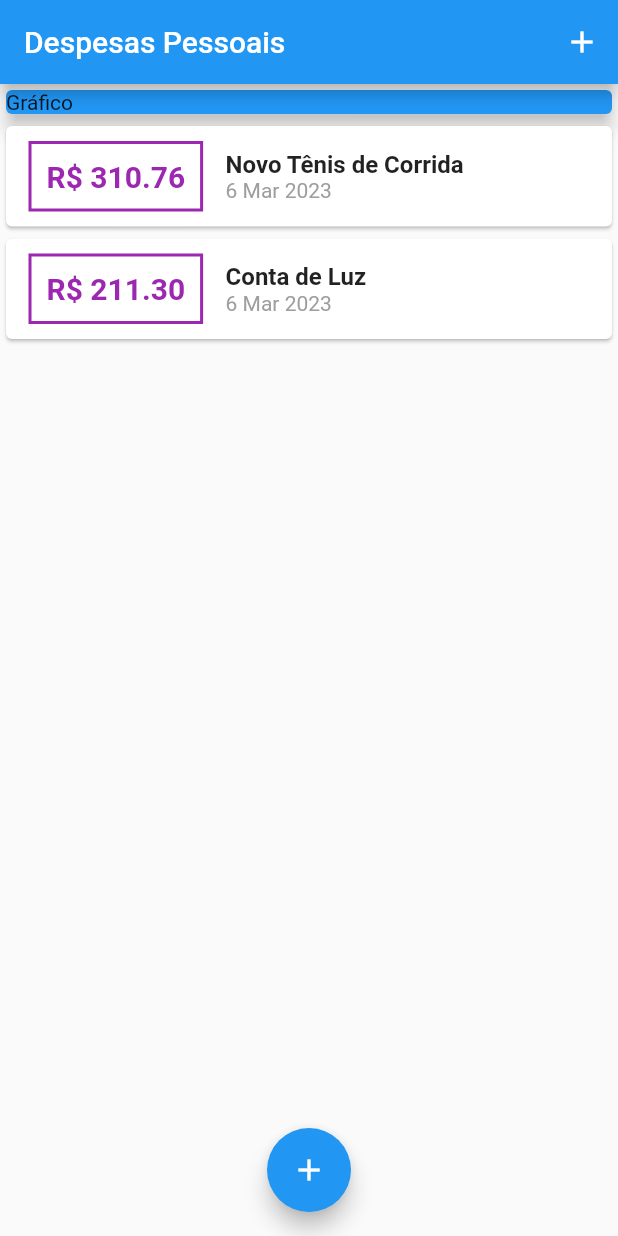
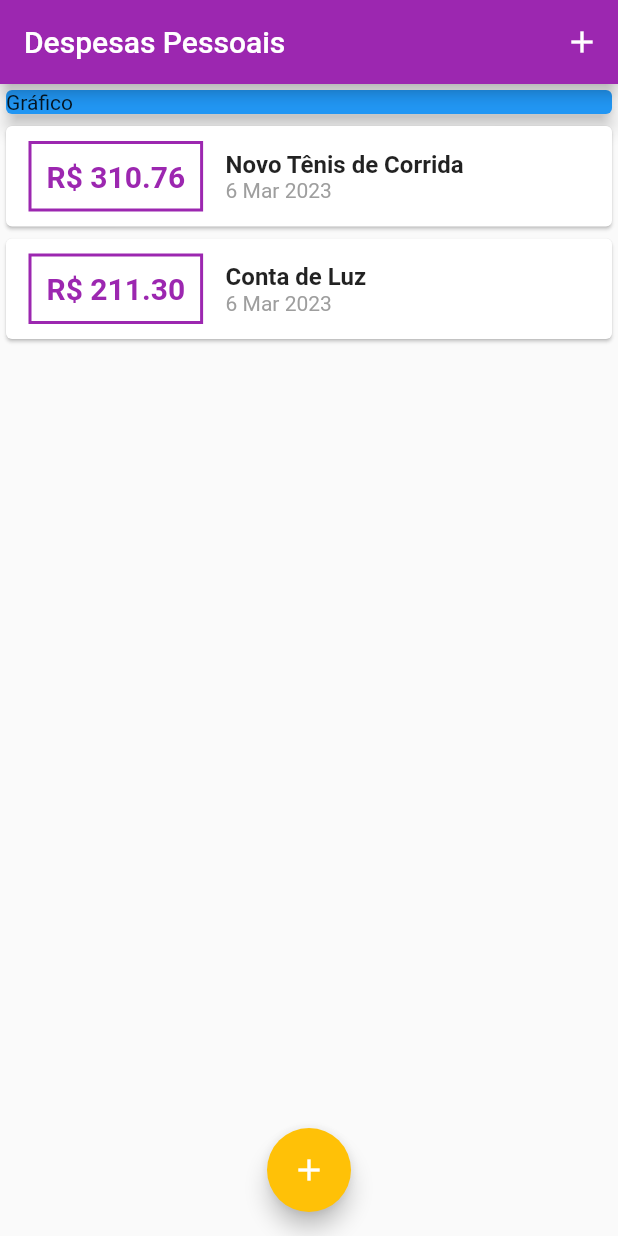
Before and after one commit to IsmaelDevMobile/expenses, a Flutter app: the screen it shows after launch, on a phone screen of 412 x 824 dp. Run offline on Flutter 3.47's test engine with Material 2 defaults, Android fonts, the phone set to English and light mode, and no system bars.

Commit message:
adicionar estilo com theme

```diff
--- a/lib/main.dart
+++ b/lib/main.dart
@@ -12,10 +12,19 @@ class ExpensesApp extends StatelessWidget {
 
   @override
   Widget build(BuildContext context) {
-    return const MaterialApp(
+    final ThemeData tema = ThemeData();
+
+    return MaterialApp(
       debugShowCheckedModeBanner: false,
-      home: MyHomePage(),
-    );
+      home: const MyHomePage(),
+      theme: tema.copyWith(
+        colorScheme: tema.colorScheme.copyWith(
+        primary: Colors.purple,
+        secondary: Colors.amber,
+      )
+
+    )
+  );
   }
 }
 
--- a/lib/widgets/transaction_list.dart
+++ b/lib/widgets/transaction_list.dart
@@ -28,17 +28,17 @@ class TransactionList extends StatelessWidget {
                   ),
                   decoration: BoxDecoration(
                     border: Border.all(
-                      color: Colors.purple,
+                      color: Theme.of(context).colorScheme.primary,
                       width: 2,
                     ),
                   ),
                   padding: const EdgeInsets.all(10),
                   child: Text(
                     'R\$ ${tr.value!.toStringAsFixed(2)}',
-                    style: const TextStyle(
+                    style: TextStyle(
                       fontWeight: FontWeight.bold,
                       fontSize: 20,
-                      color: Colors.purple,
+                       color: Theme.of(context).colorScheme.primary,
                     ),
                   ),
                 ),
```
